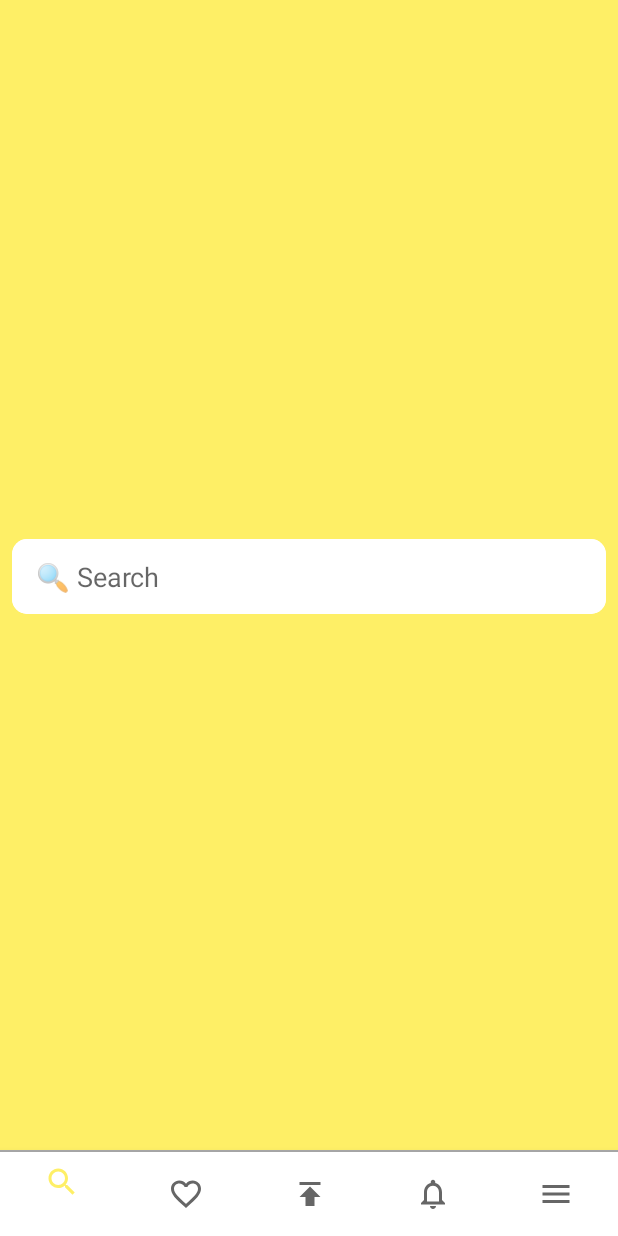
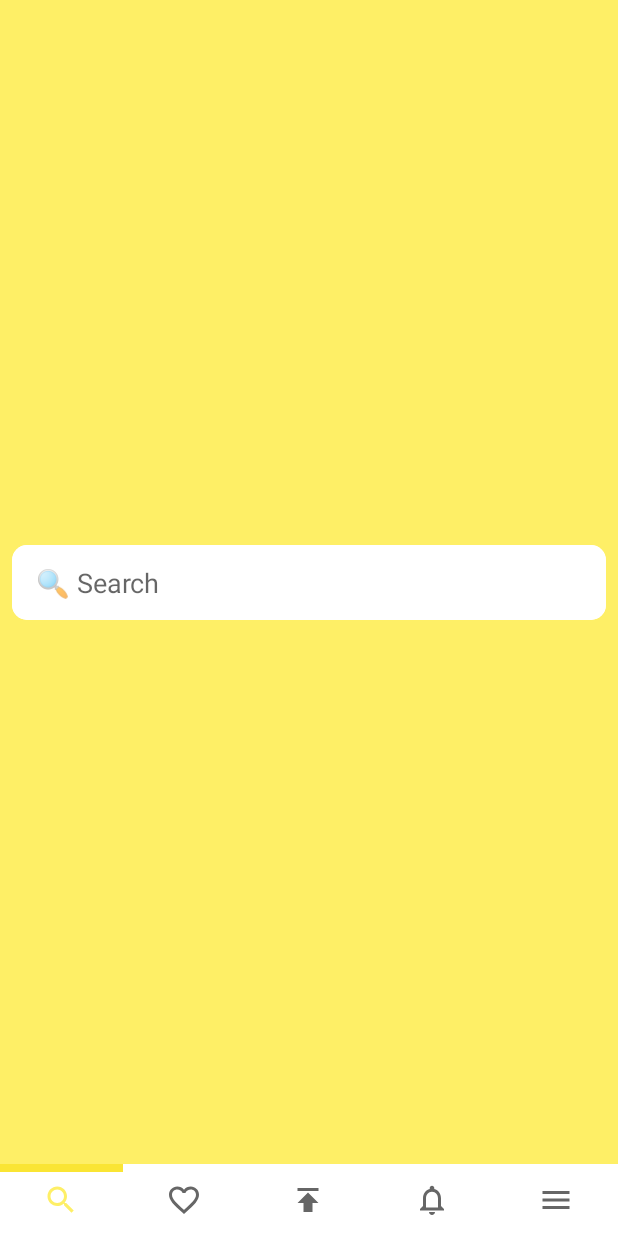
Before and after one commit to TomiCanos/FluxIt, an Android app: the screen it shows after launch (MainActivity), on a phone screen of 412 x 824 dp. Run offline under Robolectric (Android 15) with nearby library versions, the phone set to English and light mode, and no system bars; pictures from the network do not load.

Commit message:
changed navigation bar to tab bar

```diff
--- a/app/src/main/java/com/example/fluxitdemo/view/MainActivity.java
+++ b/app/src/main/java/com/example/fluxitdemo/view/MainActivity.java
@@ -1,20 +1,23 @@
 package com.example.fluxitdemo.view;
 
-import androidx.annotation.NonNull;
 import androidx.appcompat.app.AppCompatActivity;
 import androidx.fragment.app.Fragment;
 
 import android.os.Bundle;
-import android.view.MenuItem;
 
 import com.example.fluxitdemo.R;
-import com.google.android.material.bottomnavigation.BottomNavigationView;
+import com.google.android.material.tabs.TabLayout;
 
 
 public class MainActivity extends AppCompatActivity {
 
-    private BottomNavigationView bottomNavigationView;
+    private TabLayout tabLayout;
     private Fragment selectedFragment;
+    private SearchFragment searchFragment;
+    private FavouritesFragment favouritesFragment;
+    private PublishFragment publishFragment;
+    private NotificationsFragment notificationsFragment;
+    private MenuFragment menuFragment;
 
 
     @Override
@@ -22,49 +25,67 @@ public class MainActivity extends AppCompatActivity {
         super.onCreate(savedInstanceState);
         setContentView(R.layout.activity_main);
 
+        searchFragment = new SearchFragment();
+        favouritesFragment = new FavouritesFragment();
+        publishFragment = new PublishFragment();
+        notificationsFragment = new NotificationsFragment();
+        menuFragment = new MenuFragment();
+
+        tabLayout = findViewById(R.id.tabLayout);
+
+
         setview();
     }
 
 
     private void setview() {
-        selectedFragment = new SearchFragment();
 
-        getSupportFragmentManager().beginTransaction().add(R.id.main_activity_fragment_container, selectedFragment).commit();
+        getSupportFragmentManager().beginTransaction().add(R.id.main_activity_fragment_container, searchFragment).commit();
 
-        bottomNavigationView = findViewById(R.id.bottom_navigation_view);
-        bottomNavigationView.setOnNavigationItemSelectedListener(new BottomNavigationView.OnNavigationItemSelectedListener() {
+        setBottomTabLayout();
+    }
+
+    private void setBottomTabLayout() {
+
+        tabLayout.addOnTabSelectedListener(new TabLayout.OnTabSelectedListener() {
             @Override
-            public boolean onNavigationItemSelected(@NonNull MenuItem menuItem) {
+            public void onTabSelected(TabLayout.Tab tab) {
+                switch (tab.getPosition()) {
+                    case 0:
+                        selectedFragment = searchFragment;
+                        break;
 
-                switch (menuItem.getItemId()) {
-                    case R.id.navigation_search:
-                        selectedFragment = new SearchFragment();
-                }
+                    case 1:
+                        selectedFragment = favouritesFragment;
+                        break;
 
-                switch (menuItem.getItemId()) {
-                    case R.id.navigation_favourites:
-                        selectedFragment = new FavouritesFragment();
-                }
+                    case 2:
+                        selectedFragment = publishFragment;
+                        break;
 
-                switch (menuItem.getItemId()) {
-                    case R.id.navigation_publish:
-                        selectedFragment = new PublishFragment();
-                }
+                    case 3:
+                        selectedFragment = notificationsFragment;
+                        break;
 
-                switch (menuItem.getItemId()) {
-                    case R.id.navigation_notifications:
-                        selectedFragment = new NotificationsFragment();
-                }
+                    case 4:
+                        selectedFragment = menuFragment;
+                        break;
 
-                switch (menuItem.getItemId()) {
-                    case R.id.navigation_menu:
-                        selectedFragment = new MenuFragment();
                 }
 
                 getSupportFragmentManager().beginTransaction().replace(R.id.main_activity_fragment_container, selectedFragment).commit();
-                return true;
+
+            }
+
+            @Override
+            public void onTabUnselected(TabLayout.Tab tab) {
+
+            }
+
+            @Override
+            public void onTabReselected(TabLayout.Tab tab) {
+
             }
         });
-
     }
 }
--- a/app/src/main/java/com/example/fluxitdemo/view/SearchFragment.java
+++ b/app/src/main/java/com/example/fluxitdemo/view/SearchFragment.java
@@ -30,17 +30,22 @@ public class SearchFragment extends Fragment {
     private RecyclerView recyclerView;
     private DAOProduct daoProduct;
     private ProductAdapter productAdapter;
+    private List<Product> products;
+    private View view;
 
     public SearchFragment() {
         daoProduct = new DAOProduct();
-        productAdapter = new ProductAdapter(new ArrayList<Product>());
+        products = new ArrayList<>();
+        productAdapter = new ProductAdapter(products);
     }
 
 
     @Override
     public View onCreateView(LayoutInflater inflater, ViewGroup container,
                              Bundle savedInstanceState) {
-        View view = inflater.inflate(R.layout.fragment_search, container, false);
+        view = inflater.inflate(R.layout.fragment_search, container, false);
+        editText = view.findViewById(R.id.edittxt_search_query);
+        recyclerView = view.findViewById(R.id.recycler_view_result_products);
 
         setview(view);
 
@@ -48,9 +53,7 @@ public class SearchFragment extends Fragment {
     }
 
     private void setview(View view) {
-        editText = view.findViewById(R.id.edittxt_search_query);
-        recyclerView = view.findViewById(R.id.recycler_view_result_products);
-
+        recyclerView.setVisibility(View.GONE);
         recyclerView.setLayoutManager(new LinearLayoutManager(view.getContext(), RecyclerView.VERTICAL, false));
         recyclerView.setAdapter(productAdapter);
 
@@ -80,5 +83,4 @@ public class SearchFragment extends Fragment {
         });
 
     }
-
 }
--- a/app/src/main/res/drawable/ic_menu_black_24dp.xml
+++ b/app/src/main/res/drawable/ic_menu_black_24dp.xml
@@ -1,9 +1,4 @@
-<vector xmlns:android="http://schemas.android.com/apk/res/android"
-        android:width="24dp"
-        android:height="24dp"
-        android:viewportWidth="24.0"
-        android:viewportHeight="24.0">
-    <path
-        android:fillColor="#FF000000"
-        android:pathData="M3,18h18v-2L3,16v2zM3,13h18v-2L3,11v2zM3,6v2h18L21,6L3,6z"/>
+<vector android:height="40dp" android:viewportHeight="24.0"
+    android:viewportWidth="24.0" android:width="40dp" xmlns:android="http://schemas.android.com/apk/res/android">
+    <path android:fillColor="#FF000000" android:pathData="M3,18h18v-2L3,16v2zM3,13h18v-2L3,11v2zM3,6v2h18L21,6L3,6z"/>
 </vector>
--- a/app/src/main/res/layout/activity_main.xml
+++ b/app/src/main/res/layout/activity_main.xml
@@ -6,31 +6,50 @@
     android:layout_height="match_parent"
     tools:context=".view.MainActivity">
 
-
     <RelativeLayout
         android:id="@+id/main_activity_fragment_container"
         android:layout_width="0dp"
         android:layout_height="0dp"
         android:background="@color/colorPrimaryDark"
-        app:layout_constraintBottom_toTopOf="@id/bottom_navigation_view"
+        app:layout_constraintBottom_toTopOf="@id/tabLayout"
         app:layout_constraintEnd_toEndOf="parent"
         app:layout_constraintStart_toStartOf="parent"
         app:layout_constraintTop_toTopOf="parent"></RelativeLayout>
 
-    <TextView
-        android:layout_width="match_parent"
-        android:layout_height="1dp"
-        android:background="@android:color/darker_gray"
-        app:layout_constraintBottom_toTopOf="@id/bottom_navigation_view"
-        app:layout_constraintEnd_toEndOf="parent"
-        app:layout_constraintStart_toStartOf="parent" />
-
-    <com.google.android.material.bottomnavigation.BottomNavigationView
-        android:id="@+id/bottom_navigation_view"
+    <com.google.android.material.tabs.TabLayout
+        android:id="@+id/tabLayout"
         android:layout_width="match_parent"
         android:layout_height="wrap_content"
         app:layout_constraintBottom_toBottomOf="parent"
         app:layout_constraintEnd_toEndOf="parent"
         app:layout_constraintStart_toStartOf="parent"
-        app:menu="@menu/bottom_navigation_view"></com.google.android.material.bottomnavigation.BottomNavigationView>
+        app:tabIndicatorColor="@color/colorPrimary"
+        app:tabIndicatorGravity="top"
+        app:tabIndicatorHeight="5dp">
+
+        <com.google.android.material.tabs.TabItem
+            android:layout_width="wrap_content"
+            android:layout_height="wrap_content"
+            android:icon="@drawable/ic_search_black_24dp" />
+
+        <com.google.android.material.tabs.TabItem
+            android:layout_width="wrap_content"
+            android:layout_height="wrap_content"
+            android:icon="@drawable/ic_favorite_border_black_24dp" />
+
+        <com.google.android.material.tabs.TabItem
+            android:layout_width="wrap_content"
+            android:layout_height="wrap_content"
+            android:icon="@drawable/ic_publish_black_24dp" />
+
+        <com.google.android.material.tabs.TabItem
+            android:layout_width="wrap_content"
+            android:layout_height="wrap_content"
+            android:icon="@drawable/ic_notifications_none_black_24dp" />
+
+        <com.google.android.material.tabs.TabItem
+            android:layout_width="wrap_content"
+            android:layout_height="wrap_content"
+            android:icon="@drawable/ic_menu_black_24dp" />
+    </com.google.android.material.tabs.TabLayout>
 </androidx.constraintlayout.widget.ConstraintLayout>
--- a/app/src/main/res/layout/fragment_search.xml
+++ b/app/src/main/res/layout/fragment_search.xml
@@ -37,7 +37,6 @@
         android:layout_height="0dp"
         android:background="@android:color/darker_gray"
         android:orientation="horizontal"
-        android:visibility="gone"
         app:layout_constraintBottom_toBottomOf="parent"
         app:layout_constraintEnd_toEndOf="parent"
         app:layout_constraintStart_toStartOf="parent"
--- a/app/src/main/res/values/colors.xml
+++ b/app/src/main/res/values/colors.xml
@@ -1,6 +1,6 @@
 <?xml version="1.0" encoding="utf-8"?>
 <resources>
-    <color name="colorPrimary">#008577</color>
+    <color name="colorPrimary">#FAE534</color>
     <color name="colorPrimaryDark">#FEEF66</color>
     <color name="colorAccent">#000000</color>
     <color name="translucid">#00BC1BD8</color>
```
